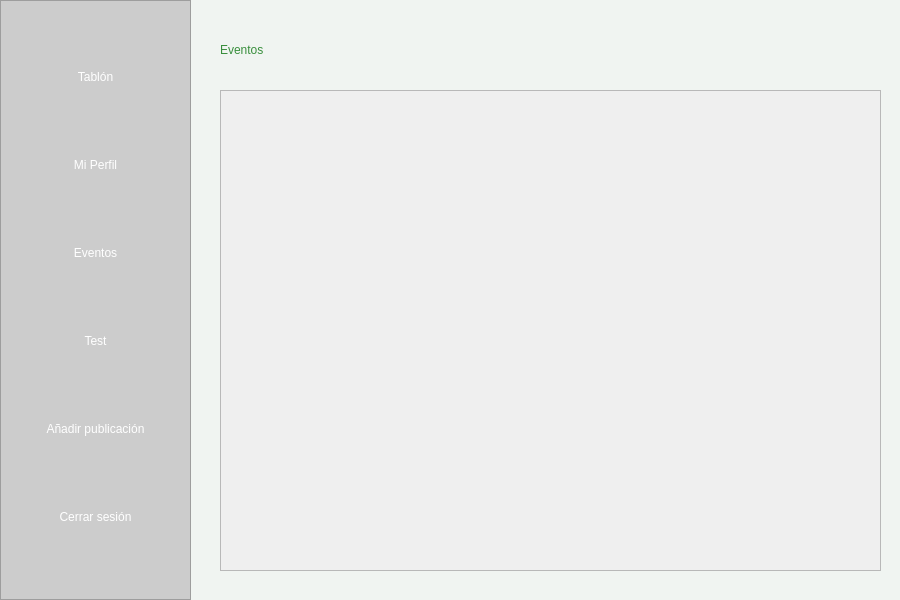
Qt form src/vista/Ui/Eventos.ui (encinaa/LodzConnect) before a commit.
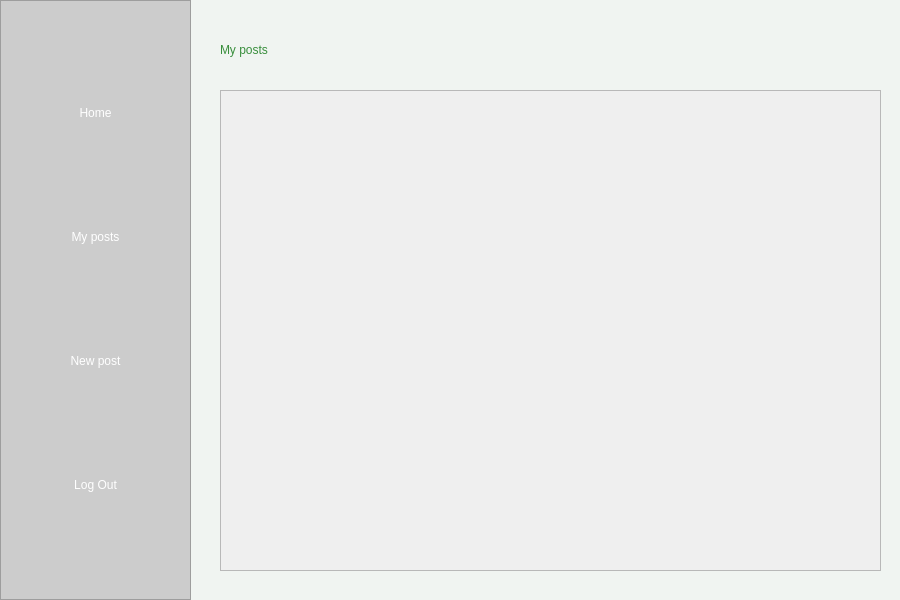
The same form after that commit. Icons and pictures are not drawn.

Diff of the .ui file:
```diff
--- a/src/vista/Ui/Eventos.ui
+++ b/src/vista/Ui/Eventos.ui
@@ -57,17 +57,7 @@
         <string notr="true">QPushButton:hover { background-color: #388e3c; }</string>
        </property>
        <property name="text">
-        <string>Tablón</string>
-       </property>
-      </widget>
-     </item>
-     <item>
-      <widget class="QPushButton" name="BotonMiPerfil">
-       <property name="styleSheet">
-        <string notr="true">QPushButton:hover { background-color: #388e3c; }</string>
-       </property>
-       <property name="text">
-        <string>Mi Perfil</string>
+        <string>Home</string>
        </property>
       </widget>
      </item>
@@ -77,17 +67,7 @@
         <string notr="true">QPushButton:hover { background-color: #388e3c; }</string>
        </property>
        <property name="text">
-        <string>Eventos</string>
-       </property>
-      </widget>
-     </item>
-     <item>
-      <widget class="QPushButton" name="BotonTest">
-       <property name="styleSheet">
-        <string notr="true">QPushButton:hover { background-color: #388e3c; }</string>
-       </property>
-       <property name="text">
-        <string>Test</string>
+        <string>My posts</string>
        </property>
       </widget>
      </item>
@@ -97,7 +77,7 @@
         <string notr="true">QPushButton:hover { background-color: #388e3c; }</string>
        </property>
        <property name="text">
-        <string>Añadir publicación</string>
+        <string>New post</string>
        </property>
       </widget>
      </item>
@@ -107,7 +87,7 @@
         <string notr="true">QPushButton:hover { background-color: #388e3c; }</string>
        </property>
        <property name="text">
-        <string>Cerrar sesión</string>
+        <string>Log Out</string>
        </property>
       </widget>
      </item>
@@ -126,7 +106,7 @@
      <string notr="true">font: 18pt &quot;Century&quot;; color:#388e3c;</string>
     </property>
     <property name="text">
-     <string>Eventos</string>
+     <string>My posts</string>
     </property>
    </widget>
    <widget class="QScrollArea" name="scrollAreaEventos">
```
